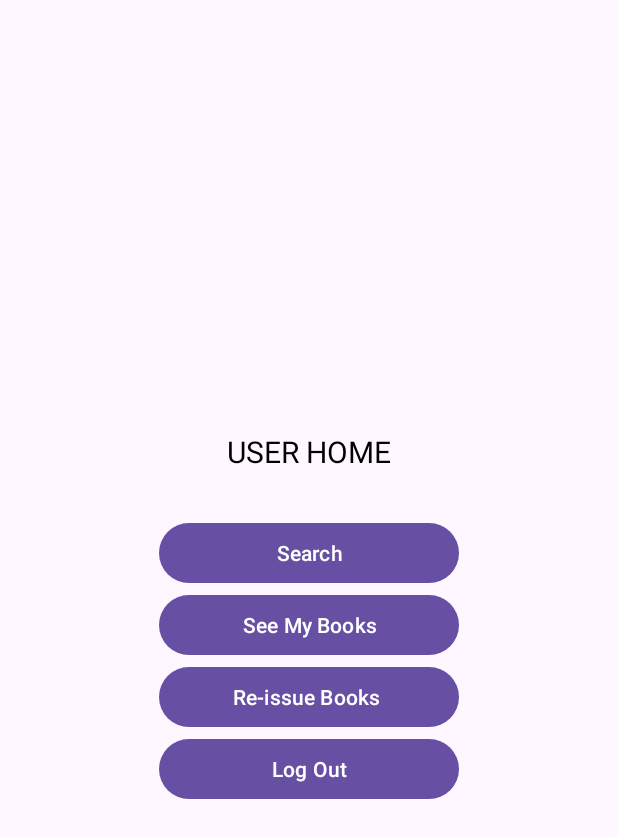
After one commit to Kfirul/Swipe-N-Borrow, an Android app: the UserHome screen opened directly, with no data from a screen before it, on a phone screen of 412 x 824 dp. The commit adds this screen. Shown: the top 838 px of the screen. Run offline under Robolectric (Android 15) with nearby library versions, the phone set to English and light mode, and no system bars; our stand-ins replace Firebase (no records; nobody signed in at launch, a user with empty details on screens opened directly).

Commit message:
Create UserHome.java and activity_user_home.xml_home.xml UI

```diff
--- a/app/src/main/AndroidManifest.xml
+++ b/app/src/main/AndroidManifest.xml
@@ -30,6 +30,10 @@
             android:exported="false"
             android:theme="@style/Theme.Material3.Light.NoActionBar" />
         <activity
+            android:name=".UserHome"
+            android:exported="false"
+            android:theme="@style/Theme.Material3.Light.NoActionBar" />
+        <activity
             android:name=".Login"
             android:exported="true"
             android:theme="@style/Theme.Material3.Light.NoActionBar">
--- /dev/null
+++ b/app/src/main/java/com/example/swipe_n_borrow/UserHome.java
@@ -0,0 +1,79 @@
+package com.example.swipe_n_borrow;
+
+import android.content.Intent;
+import android.os.Bundle;
+import android.view.View;
+import android.widget.Button;
+import android.widget.Toast;
+import androidx.appcompat.app.AppCompatActivity;
+import com.google.firebase.auth.FirebaseAuth;
+import com.google.firebase.firestore.FirebaseFirestore;
+
+import java.util.Objects;
+
+public class UserHome extends AppCompatActivity implements View.OnClickListener {
+
+    private Button searchBook, seeBook, logOut, buttonReissue;
+    private FirebaseAuth firebaseAuth;
+    private FirebaseFirestore db;
+
+    @Override
+    protected void onCreate(Bundle savedInstanceState) {
+        super.onCreate(savedInstanceState);
+        setContentView(R.layout.activity_user_home);
+
+        firebaseAuth = FirebaseAuth.getInstance();
+        db = FirebaseFirestore.getInstance();
+
+        initializeViews();
+        setClickListeners();
+    }
+
+    private void initializeViews() {
+        searchBook = findViewById(R.id.searchBook1);
+        seeBook = findViewById(R.id.seeBook);
+        logOut = findViewById(R.id.logOut1);
+        buttonReissue = findViewById(R.id.buttonReissue);
+    }
+
+    private void setClickListeners() {
+        searchBook.setOnClickListener(this);
+        seeBook.setOnClickListener(this);
+        logOut.setOnClickListener(this);
+        buttonReissue.setOnClickListener(this);
+    }
+
+    @Override
+    public void onClick(View view) {
+        if (view == logOut){
+             handleLogout();
+        }
+        else if (view == searchBook) {
+            navigateTo(SearchBookSet.class);
+        } else if (view == seeBook) {
+            navigateTo(UserSeeMyBooks.class);
+        } else if (view == buttonReissue) {
+            navigateTo(UserReissueBook.class);
+        } else {
+            // Throw an exception if none of the expected cases is matched
+            throw new IllegalArgumentException("Unhandled view ID: " + view);
+        }
+    }
+
+    private void handleLogout() {
+        db.document("User/" + Objects.requireNonNull(firebaseAuth.getCurrentUser()).getEmail()).update("fcmToken", null)
+                .addOnCompleteListener(task ->  {
+                        if (task.isSuccessful()) {
+                            firebaseAuth.signOut();
+                            startActivity(new Intent(getApplicationContext(), Login.class));
+                            finish();
+                        } else {
+                            Toast.makeText(UserHome.this, "Logout failed. Please try again", Toast.LENGTH_SHORT).show();
+                        }
+                });
+    }
+
+    private void navigateTo(Class<?> destinationClass) {
+        startActivity(new Intent(getApplicationContext(), destinationClass));
+    }
+}
--- /dev/null
+++ b/app/src/main/java/com/example/swipe_n_borrow/UserReissueBook.java
@@ -0,0 +1,4 @@
+package com.example.swipe_n_borrow;
+
+public class UserReissueBook {
+}
--- /dev/null
+++ b/app/src/main/java/com/example/swipe_n_borrow/UserSeeMyBooks.java
@@ -0,0 +1,4 @@
+package com.example.swipe_n_borrow;
+
+public class UserSeeMyBooks {
+}
--- a/app/src/main/res/layout/activity_admin_home.xml
+++ b/app/src/main/res/layout/activity_admin_home.xml
@@ -28,17 +28,13 @@
 
             <Button
                 android:id="@+id/searchBook"
-                style="@style/Widget.AppCompat.Button.Colored"
                 android:layout_width="200dp"
                 android:layout_height="wrap_content"
                 android:layout_gravity="center"
                 android:layout_marginTop="30dp"
-                android:background="#9C27B0"
                 android:gravity="center"
                 android:onClick="onClick"
-                android:text="Search"
-                android:visibility="visible"
-                tools:visibility="visible" />
+                android:text="Search" />
 
             <Button
                 android:id="@+id/addBook"
--- /dev/null
+++ b/app/src/main/res/layout/activity_user_home.xml
@@ -0,0 +1,74 @@
+<?xml version="1.0" encoding="utf-8"?>
+<RelativeLayout xmlns:android="http://schemas.android.com/apk/res/android"
+    xmlns:app="http://schemas.android.com/apk/res-auto"
+    xmlns:tools="http://schemas.android.com/tools"
+    android:layout_width="match_parent"
+    android:layout_height="match_parent"
+    android:orientation="vertical"
+    android:layout_margin="20dp"
+    tools:context=".UserHome">
+
+    <ScrollView
+        android:layout_width="match_parent"
+        android:layout_height="wrap_content"
+        android:layout_centerVertical="true"
+        >
+
+        <LinearLayout
+            android:layout_width="match_parent"
+            android:layout_height="wrap_content"
+            android:orientation="vertical">
+
+
+            <TextView
+                android:id="@+id/title1"
+                android:layout_width="match_parent"
+                android:layout_height="wrap_content"
+                android:text="USER HOME"
+                android:textSize="20dp"
+                android:textColor="@color/black"
+                android:textAlignment="center"/>
+
+            <Button
+                android:layout_width="200dp"
+                android:layout_marginTop="30dp"
+                android:gravity="center"
+                android:layout_gravity="center"
+                android:layout_height="wrap_content"
+                android:id="@+id/searchBook1"
+                android:text="Search"
+                />
+
+            <Button
+                android:layout_width="200dp"
+                android:gravity="center"
+                android:layout_gravity="center"
+                android:layout_height="wrap_content"
+                android:id="@+id/seeBook"
+                android:text="See My Books"
+                />
+
+            <Button
+                android:layout_width="200dp"
+                android:gravity="center"
+                android:layout_gravity="center"
+                android:layout_height="wrap_content"
+                android:id="@+id/buttonReissue"
+                android:text="Re-issue Books "
+                />
+
+            <Button
+                android:layout_width="200dp"
+                android:gravity="center"
+                android:layout_gravity="center"
+                android:layout_height="wrap_content"
+                android:id="@+id/logOut1"
+                android:text="Log Out"
+                />
+
+        </LinearLayout>
+
+    </ScrollView>
+
+
+</RelativeLayout>
```
